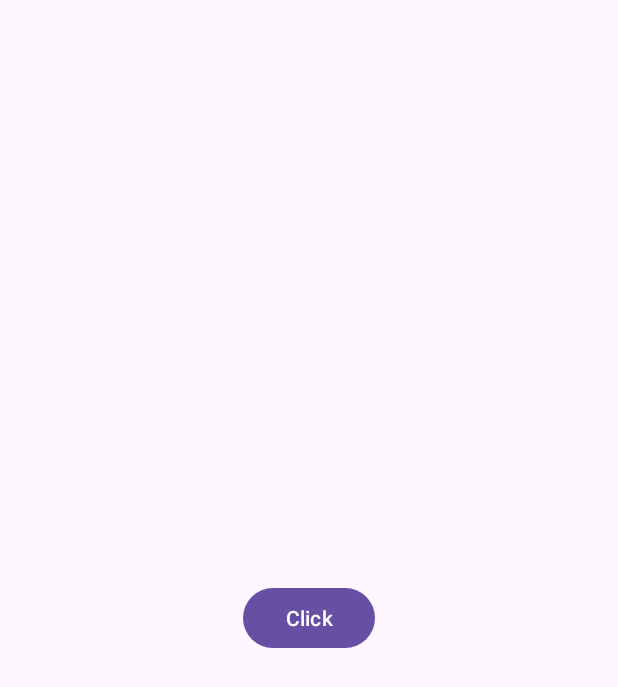
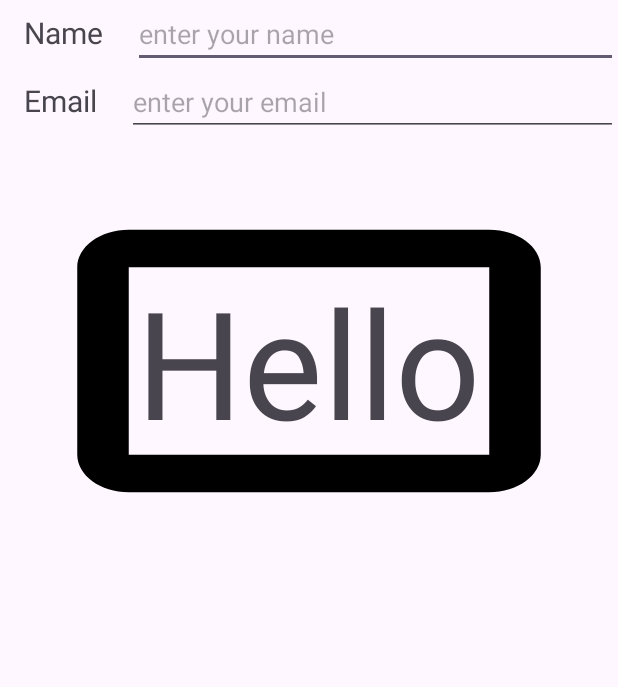
Before and after one commit to khandyana-madhuri/AndroidDevelopment, an Android app: the MainActivity screen opened directly, with no data from a screen before it, on a phone screen of 412 x 824 dp. Shown: the top 687 px of the screen. Run offline under Robolectric (Android 15) with nearby library versions, the phone set to English and light mode, and no system bars.

Commit message:
layouts : - Linear Layout - Relative Layout - Frame Layout - Constraint Layout

```diff
--- a/app/src/main/java/com/example/androiddevelopment/MainActivity.kt
+++ b/app/src/main/java/com/example/androiddevelopment/MainActivity.kt
@@ -1,10 +1,7 @@
 package com.example.androiddevelopment
 
-import android.content.Intent
-import android.net.Uri
+
 import android.os.Bundle
-import android.view.View
-import android.widget.Button
 import androidx.activity.enableEdgeToEdge
 import androidx.appcompat.app.AppCompatActivity
 import androidx.core.view.ViewCompat
--- /dev/null
+++ b/app/src/main/res/drawable/baseline_crop_landscape_24.xml
@@ -0,0 +1,5 @@
+<vector xmlns:android="http://schemas.android.com/apk/res/android" android:height="24dp" android:tint="#000000" android:viewportHeight="24" android:viewportWidth="24" android:width="24dp">
+
+    <path android:fillColor="@android:color/white" android:pathData="M19,5L5,5c-1.1,0 -2,0.9 -2,2v10c0,1.1 0.9,2 2,2h14c1.1,0 2,-0.9 2,-2L21,7c0,-1.1 -0.9,-2 -2,-2zM19,17L5,17L5,7h14v10z"/>
+
+</vector>
--- a/app/src/main/res/layout/activity_main.xml
+++ b/app/src/main/res/layout/activity_main.xml
@@ -7,13 +7,82 @@
     android:layout_height="match_parent"
     tools:context=".MainActivity">
 
-    <Button
-        android:layout_width="wrap_content"
+    <LinearLayout
+        android:id="@+id/linearLayout"
+        android:layout_width="match_parent"
         android:layout_height="wrap_content"
-        android:text="Click"
-        app:layout_constraintBottom_toBottomOf="parent"
+        android:orientation="horizontal"
+        app:layout_constraintBottom_toTopOf="@+id/relativeLayout"
         app:layout_constraintEnd_toEndOf="parent"
         app:layout_constraintStart_toStartOf="parent"
-        app:layout_constraintTop_toTopOf="parent" />
+        app:layout_constraintTop_toTopOf="parent">
+
+        <TextView
+            android:id="@+id/textView"
+            android:layout_width="wrap_content"
+            android:layout_height="wrap_content"
+            android:layout_marginStart="16dp"
+            android:text="Name"
+            android:textSize="20sp" />
+
+        <EditText
+            android:id="@+id/editText"
+            android:layout_width="match_parent"
+            android:layout_height="wrap_content"
+            android:layout_marginStart="20dp"
+            android:hint="enter your name"
+            android:inputType="text" />
+    </LinearLayout>
+
+    <RelativeLayout
+        android:id="@+id/relativeLayout"
+        android:layout_width="match_parent"
+        android:layout_height="wrap_content"
+        app:layout_constraintEnd_toEndOf="parent"
+        app:layout_constraintStart_toStartOf="parent"
+        app:layout_constraintTop_toBottomOf="@+id/linearLayout">
+
+        <TextView
+            android:id="@+id/textView2"
+            android:layout_width="wrap_content"
+            android:layout_height="wrap_content"
+            android:layout_alignParentStart="true"
+            android:layout_marginStart="16dp"
+            android:layout_marginTop="8dp"
+            android:text="Email"
+            android:textSize="20sp" />
+
+        <EditText
+            android:id="@+id/editText2"
+            android:layout_width="match_parent"
+            android:layout_height="wrap_content"
+            android:layout_marginStart="20dp"
+            android:layout_toEndOf="@id/textView2"
+            android:hint="enter your email" />
+
+    </RelativeLayout>
+
+    <FrameLayout
+        android:id="@+id/frameLayout"
+        android:layout_width="match_parent"
+        android:layout_height="wrap_content"
+        app:layout_constraintEnd_toEndOf="parent"
+        app:layout_constraintStart_toStartOf="parent"
+        app:layout_constraintTop_toBottomOf="@+id/relativeLayout">
+
+        <ImageView
+            android:layout_width="match_parent"
+            android:layout_height="300dp"
+            android:scaleType="fitXY"
+            android:src="@drawable/baseline_crop_landscape_24" />
+
+        <TextView
+            android:layout_width="wrap_content"
+            android:layout_height="wrap_content"
+            android:layout_gravity="center"
+            android:text="Hello"
+            android:textSize="100sp" />
+
+    </FrameLayout>
 
 </androidx.constraintlayout.widget.ConstraintLayout>
```
